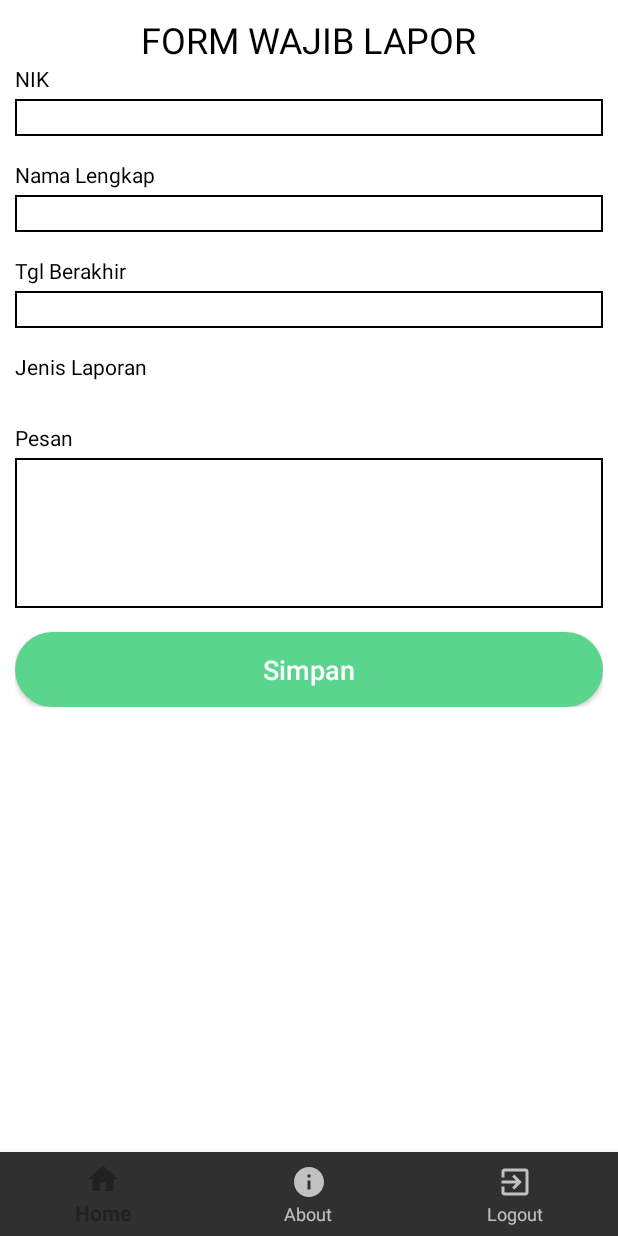
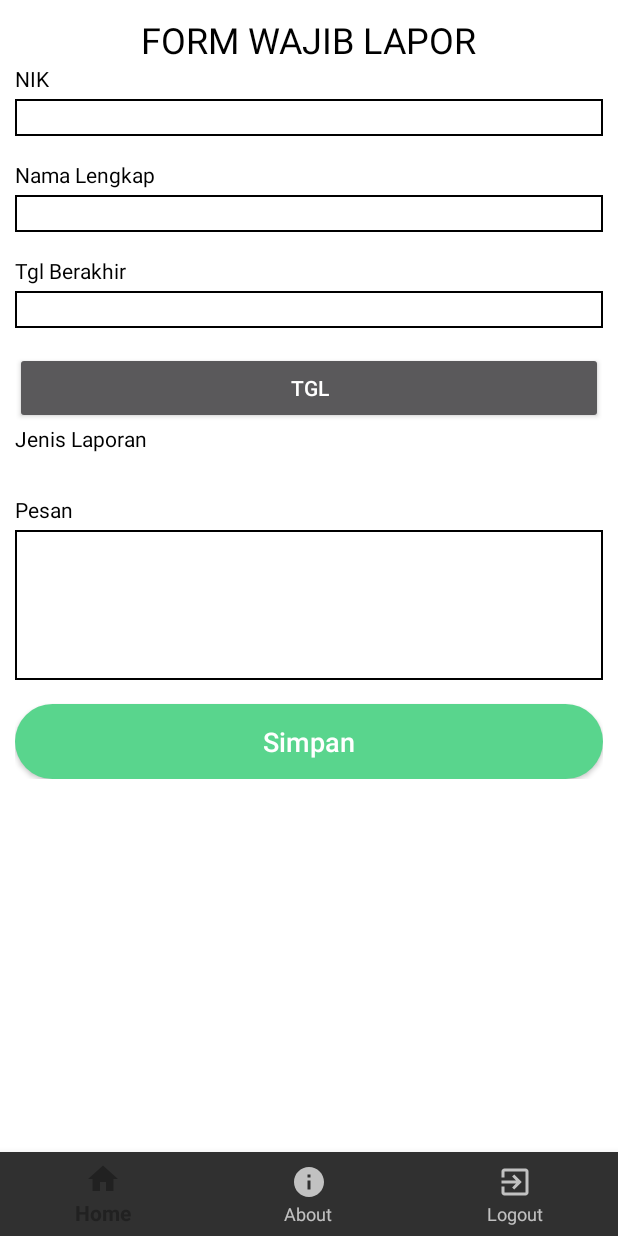
Before and after one commit to arifpurnama/simaling, an Android app: the fragment LaporanFragment placed in its activity, on a phone screen of 412 x 824 dp. Run offline under Robolectric (Android 15) with nearby library versions, the phone set to English and light mode, and no system bars; pictures from the network do not load.

Commit message:
Update profil OK

```diff
--- a/app/src/main/java/com/bahri/simaling/LaporanFragment.java
+++ b/app/src/main/java/com/bahri/simaling/LaporanFragment.java
@@ -10,6 +10,7 @@ import android.util.Log;
 import android.view.LayoutInflater;
 import android.view.View;
 import android.view.ViewGroup;
+import android.widget.Button;
 import android.widget.DatePicker;
 import android.widget.EditText;
 import android.widget.TextView;
@@ -26,8 +27,10 @@ import java.util.Locale;
  * A simple {@link Fragment} subclass.
  */
 public class LaporanFragment extends Fragment {
-    Calendar calendar;
+    private DatePickerDialog datePickerDialog;
+    private SimpleDateFormat dateFormatter;
     private EditText nama,ktp,tgl,pesan;
+    private Button tombol;
     private int ident;
     private Userparselable user;
     public LaporanFragment() {
@@ -43,12 +46,31 @@ public class LaporanFragment extends Fragment {
         nama=(EditText) view.findViewById(R.id.nama);
         ktp=(EditText) view.findViewById(R.id.nik);
         tgl=(EditText) view.findViewById(R.id.tgl);
+        tombol=(Button) view.findViewById(R.id.tombol);
 
 
         tgl.setOnClickListener(new View.OnClickListener() {
             @Override
             public void onClick(View v) {
+                tanggal();
+            }
 
+            private void tanggal() {
+                Calendar newCalendar = Calendar.getInstance();
+                datePickerDialog = new DatePickerDialog(getActivity(), new DatePickerDialog.OnDateSetListener() {
+                    @Override
+                    public void onDateSet(DatePicker view, int year, int monthOfYear, int dayOfMonth) {
+                        Calendar newDate = Calendar.getInstance();
+                        newDate.set(year, monthOfYear, dayOfMonth);
+                        tgl.setText(dateFormatter.format(newDate.getTime()));
+                    }
+
+                },newCalendar.get(Calendar.YEAR), newCalendar.get(Calendar.MONTH), newCalendar.get(Calendar.DAY_OF_MONTH));
+
+                /**
+                 * Tampilkan DatePicker dialog
+                 */
+                datePickerDialog.show();
             }
         });
 
--- a/app/src/main/res/layout/fragment_laporan.xml
+++ b/app/src/main/res/layout/fragment_laporan.xml
@@ -80,6 +80,11 @@
                     android:inputType="textMultiLine"
                     android:background="@drawable/arf_layout_border"
                     android:layout_marginBottom="16dp"/>
+                <Button
+                    android:layout_width="match_parent"
+                    android:layout_height="match_parent"
+                    android:text="tgl"
+                    android:id="@+id/tombol"/>
                 <TextView
                     android:layout_width="match_parent"
                     android:layout_height="wrap_content"
```
